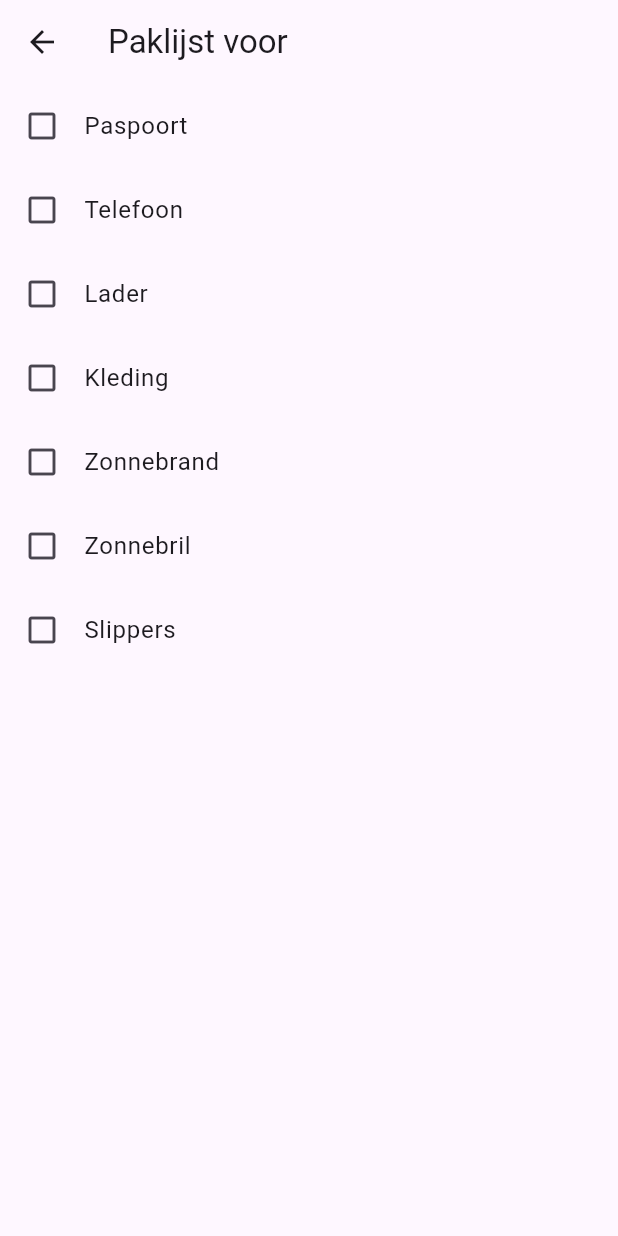
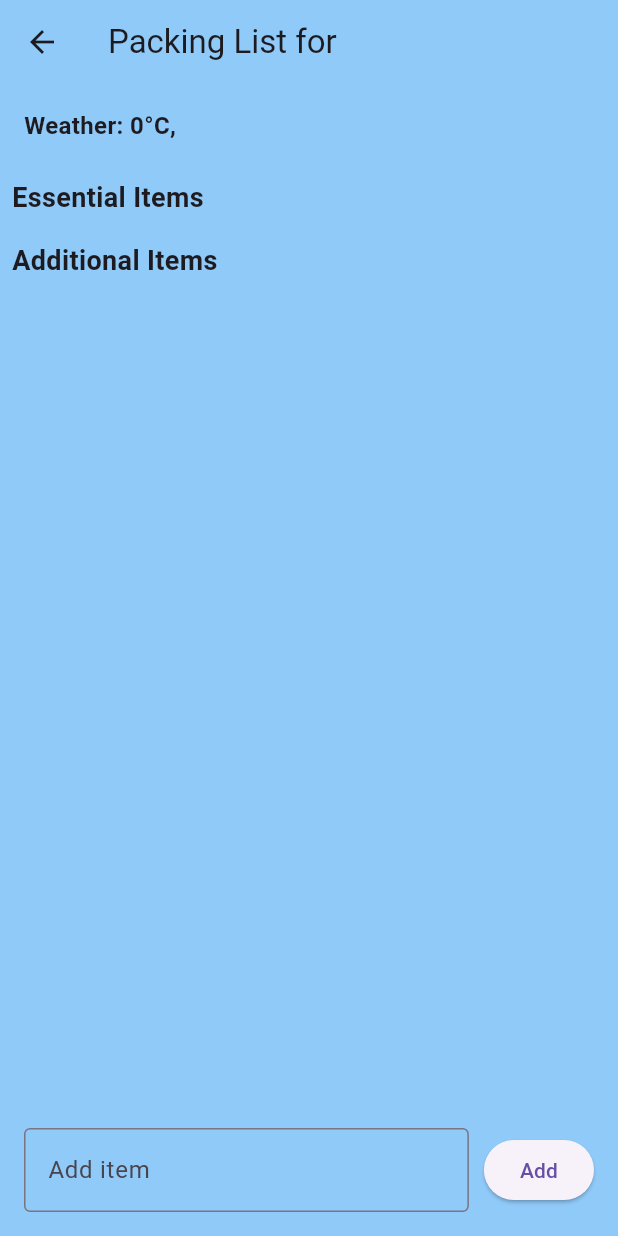
Before and after one commit to koenderaden/packpal, a Flutter app: the PaklijstPage screen opened directly with empty values, on a phone screen of 412 x 824 dp. Run offline on Flutter 3.47's test engine with Material 3 defaults, Android fonts, the phone set to English and light mode, and no system bars; network calls fail.

Commit message:
Implement packing list with checkable items

```diff
--- a/lib/pages/inpaklijst_page.dart
+++ b/lib/pages/inpaklijst_page.dart
@@ -1,28 +1,172 @@
 import 'package:flutter/material.dart';
+import '../services/packing_service.dart';
 
-class PaklijstPage extends StatelessWidget {
+class PaklijstPage extends StatefulWidget {
   final String bestemming;
+  final double temperature;
+  final String weatherDescription;
+  final String iconUrl;
 
-  PaklijstPage({required this.bestemming});
+  PaklijstPage({
+    required this.bestemming,
+    required this.temperature,
+    required this.weatherDescription,
+    required this.iconUrl,
+  });
 
-  final List<String> basisItems = ["Paspoort", "Telefoon", "Lader", "Kleding"];
-  final List<String> warmeKleding = ["Winterjas", "Muts", "Handschoenen"];
-  final List<String> zomerkleding = ["Zonnebrand", "Zonnebril", "Slippers"];
+  @override
+  _PaklijstPageState createState() => _PaklijstPageState();
+}
+
+class _PaklijstPageState extends State<PaklijstPage> {
+  List<String> essentialItems = [];
+  List<bool> essentialItemsChecked = [];
+  List<String> additionalItems = [];
+  List<bool> additionalItemsChecked = [];
+  final TextEditingController _itemController = TextEditingController();
+
+  @override
+  void initState() {
+    super.initState();
+    essentialItems = PackingService.generatePackingList(widget.temperature);
+    essentialItemsChecked = List<bool>.filled(essentialItems.length, false);
+  }
+
+  void _addItem() {
+    if (_itemController.text.isNotEmpty) {
+      setState(() {
+        additionalItems.add(_itemController.text);
+        additionalItemsChecked.add(false);
+        _itemController.clear();
+      });
+    }
+  }
+
+  void _toggleEssentialItem(int index) {
+    setState(() {
+      essentialItemsChecked[index] = !essentialItemsChecked[index];
+    });
+  }
+
+  void _toggleAdditionalItem(int index) {
+    setState(() {
+      additionalItemsChecked[index] = !additionalItemsChecked[index];
+    });
+  }
 
   @override
   Widget build(BuildContext context) {
-    List<String> paklijst = [...basisItems, ...zomerkleding]; // Later uitbreiden met weer-data
+    Color backgroundColor;
+    if (widget.temperature >= 25) {
+      backgroundColor = Colors.orange.shade200; // Warm color
+    } else if (widget.temperature >= 15) {
+      backgroundColor = Colors.lightBlue.shade100; // Neutral color
+    } else {
+      backgroundColor = Colors.blue.shade200; // Cold color
+    }
+
+    int roundedTemperature = widget.temperature.round();
 
     return Scaffold(
-      appBar: AppBar(title: Text("Paklijst voor $bestemming")),
-      body: ListView.builder(
-        itemCount: paklijst.length,
-        itemBuilder: (context, index) {
-          return ListTile(
-            leading: Icon(Icons.check_box_outline_blank),
-            title: Text(paklijst[index]),
-          );
-        },
+      appBar: AppBar(
+        title: Text("Packing List for ${widget.bestemming}"),
+        backgroundColor: backgroundColor,
+      ),
+      body: Container(
+        color: backgroundColor,
+        child: Column(
+          children: [
+            Padding(
+              padding: const EdgeInsets.all(16.0),
+              child: Row(
+                mainAxisAlignment: MainAxisAlignment.spaceBetween,
+                children: [
+                  Text(
+                    "Weather: ${roundedTemperature}°C, ${widget.weatherDescription}",
+                    style: TextStyle(fontSize: 16, fontWeight: FontWeight.bold),
+                  ),
+                  if (widget.iconUrl.isNotEmpty)
+                    Image.network(
+                      widget.iconUrl,
+                      width: 40,
+                      height: 40,
+                    ),
+                ],
+              ),
+            ),
+            Expanded(
+              child: ListView(
+                children: [
+                  Padding(
+                    padding: const EdgeInsets.all(8.0),
+                    child: Text(
+                      "Essential Items",
+                      style: TextStyle(fontSize: 18, fontWeight: FontWeight.bold),
+                    ),
+                  ),
+                  ...List.generate(essentialItems.length, (index) {
+                    return Card(
+                      margin: EdgeInsets.symmetric(vertical: 5, horizontal: 10),
+                      child: ListTile(
+                        leading: Icon(
+                          essentialItemsChecked[index]
+                              ? Icons.check_box
+                              : Icons.check_box_outline_blank,
+                          color: essentialItemsChecked[index] ? Colors.green : null,
+                        ),
+                        title: Text(essentialItems[index]),
+                        onTap: () => _toggleEssentialItem(index),
+                      ),
+                    );
+                  }),
+                  Padding(
+                    padding: const EdgeInsets.all(8.0),
+                    child: Text(
+                      "Additional Items",
+                      style: TextStyle(fontSize: 18, fontWeight: FontWeight.bold),
+                    ),
+                  ),
+                  ...List.generate(additionalItems.length, (index) {
+                    return Card(
+                      margin: EdgeInsets.symmetric(vertical: 5, horizontal: 10),
+                      child: ListTile(
+                        leading: Icon(
+                          additionalItemsChecked[index]
+                              ? Icons.check_box
+                              : Icons.check_box_outline_blank,
+                          color: additionalItemsChecked[index] ? Colors.green : null,
+                        ),
+                        title: Text(additionalItems[index]),
+                        onTap: () => _toggleAdditionalItem(index),
+                      ),
+                    );
+                  }),
+                ],
+              ),
+            ),
+            Padding(
+              padding: const EdgeInsets.all(16.0),
+              child: Row(
+                children: [
+                  Expanded(
+                    child: TextField(
+                      controller: _itemController,
+                      decoration: InputDecoration(
+                        labelText: 'Add item',
+                        border: OutlineInputBorder(),
+                      ),
+                    ),
+                  ),
+                  SizedBox(width: 10),
+                  ElevatedButton(
+                    onPressed: _addItem,
+                    child: Text('Add'),
+                  ),
+                ],
+              ),
+            ),
+          ],
+        ),
       ),
     );
   }
```
